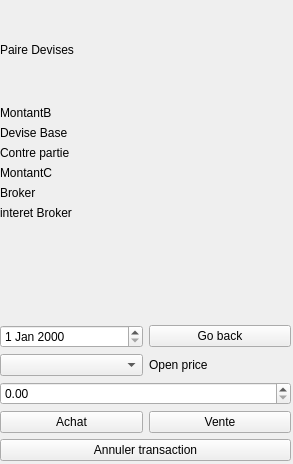
This is source/TradingSimulator/modepaspaswidget.ui in VSahanaa/LO21_TrandingSimulator as Qt 5 draws it before an edit. The edited form follows.
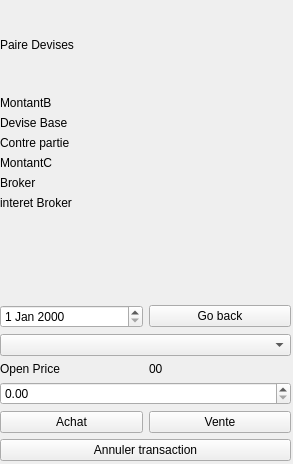
This is the edited form.

```diff
--- a/source/TradingSimulator/modepaspaswidget.ui
+++ b/source/TradingSimulator/modepaspaswidget.ui
@@ -127,10 +127,21 @@
           </property>
          </widget>
         </item>
+       </layout>
+      </item>
+      <item>
+       <layout class="QHBoxLayout" name="horizontalLayout_3">
+        <item>
+         <widget class="QLabel" name="label_4">
+          <property name="text">
+           <string>Open Price</string>
+          </property>
+         </widget>
+        </item>
         <item>
          <widget class="QLabel" name="openPrice">
           <property name="text">
-           <string>Open price</string>
+           <string>00</string>
           </property>
          </widget>
         </item>
```
